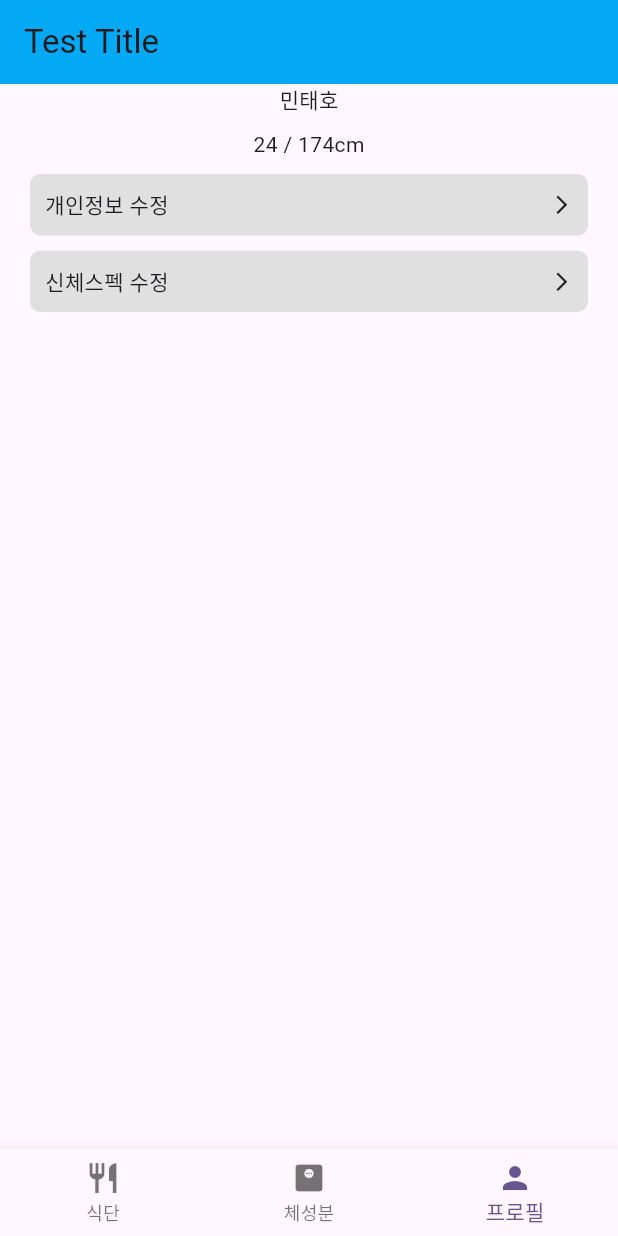
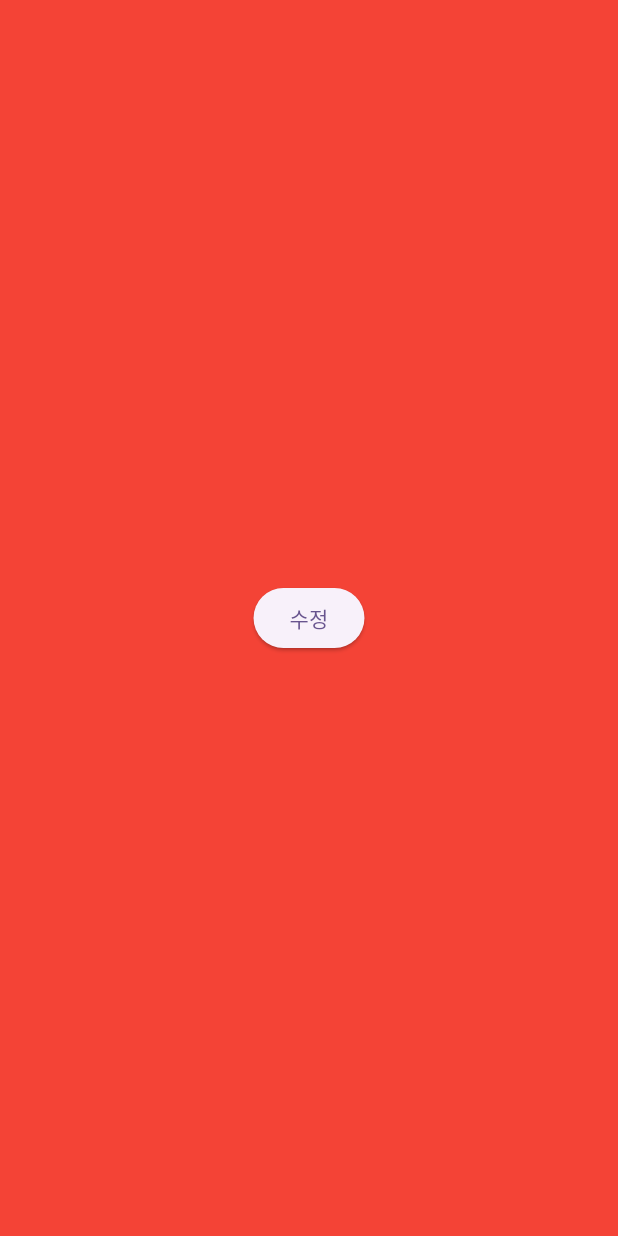
Before and after one commit to mintaeh0/capstone, a Flutter app: the screen it shows after launch, item 3 of the bottom bar chosen, after a tap on "개인정보 수정", on a phone screen of 412 x 824 dp. Run offline on Flutter 3.47's test engine with Material 3 defaults, Android fonts, the phone set to English and light mode, and no system bars; our stand-ins replace fl_chart.

Commit message:
새 페이지 전환 및 페이지코드 분리 학습

```diff
--- a/project1/lib/main.dart
+++ b/project1/lib/main.dart
@@ -1,5 +1,6 @@
 import 'package:fl_chart/fl_chart.dart';
 import 'package:flutter/material.dart';
+import 'package:project1/proflie_setting_page.dart';
 
 void main() {
   runApp(const MyApp());
@@ -334,7 +335,8 @@ class ProfilePage extends StatelessWidget {
           )),
       GestureDetector(
         onTap: () {
-          print("clicked");
+          Navigator.of(context).push(MaterialPageRoute(
+              builder: (context) => const ProflieSettingPage()));
         },
         child: Container(
           decoration: BoxDecoration(
--- /dev/null
+++ b/project1/lib/proflie_setting_page.dart
@@ -0,0 +1,17 @@
+import 'package:flutter/material.dart';
+
+class ProflieSettingPage extends StatelessWidget {
+  const ProflieSettingPage({super.key});
+
+  @override
+  Widget build(BuildContext context) {
+    return Scaffold(
+      backgroundColor: Colors.red,
+      body: Container(
+        child: Center(
+          child: ElevatedButton(onPressed: () {}, child: Text("수정")),
+        ),
+      ),
+    );
+  }
+}
```
